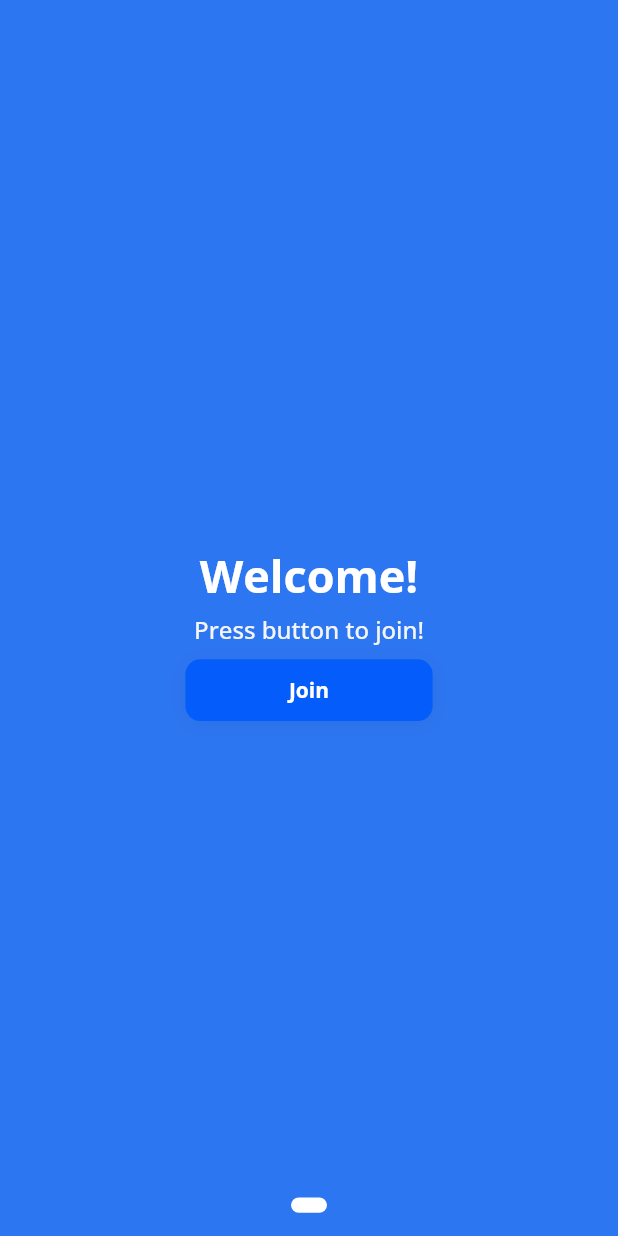
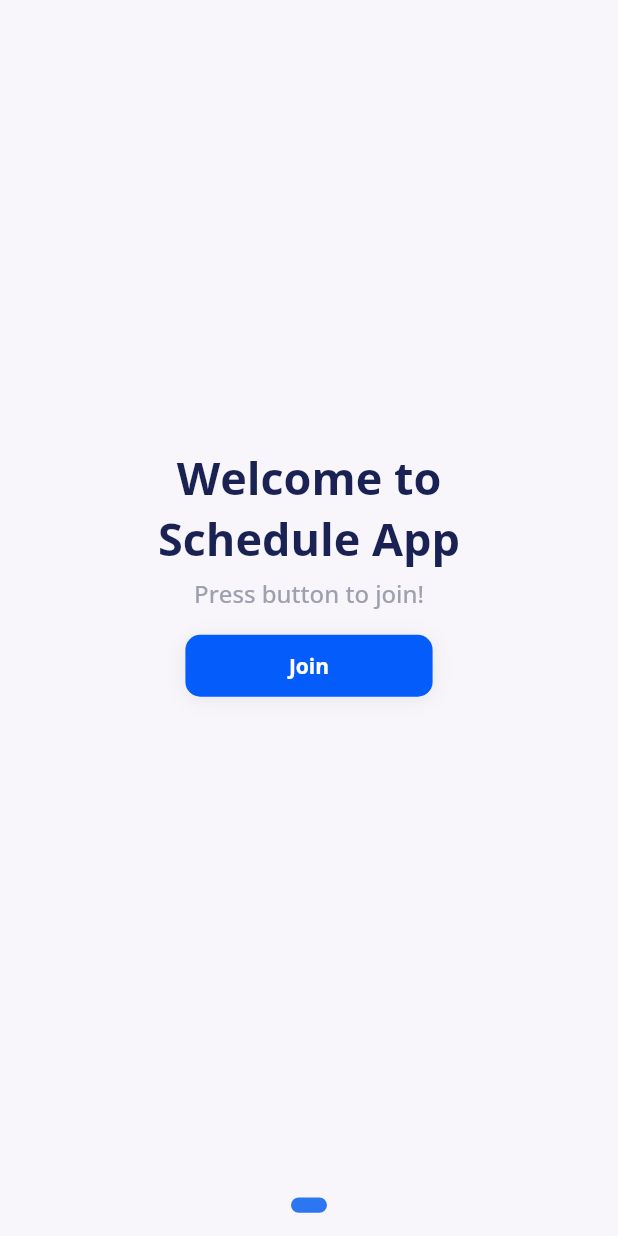
Before and after one commit to TecMasters420/flutter_schedule_app, a Flutter app: the screen it shows after launch, on a phone screen of 412 x 824 dp. Run offline on Flutter 3.47's test engine with Material 2 defaults, Android fonts, the phone set to English and light mode, and no system bars; our stand-ins replace cloud_firestore, firebase_core, firebase_messaging, flutter_dotenv, flutter_local_notifications, flutter_map and 4 more; accounts and stored records are empty; generated files the repository leaves out were written again; network calls fail.

Commit message:
Rediseño de la pagina inicial

```diff
--- a/lib/app/config/constants.dart
+++ b/lib/app/config/constants.dart
@@ -11,9 +11,9 @@ const Color lightGrey = Color(0xffb9bfce);
 const Color lightBlue = Color(0xffebf2ff);
 const Color darkBlue = Color(0xff84acfa);
 
-const Color red = Color.fromARGB(255, 231, 76, 81);
+const Color red = Colors.red;
 const Color orange = Color(0xfffb9b10);
-const Color green = Color.fromARGB(255, 110, 195, 110);
+const Color green = Colors.green;
 
 const LinearGradient accentGradient = LinearGradient(
   colors: [accent, darkAccent],
--- a/lib/modules/auth/controllers/auth_controller.dart
+++ b/lib/modules/auth/controllers/auth_controller.dart
@@ -60,5 +60,11 @@ class AuthController extends GetxController {
     isLoading.value = false;
   }
 
-  Future<void> signOut() async {}
+  Future<void> signOut() async {
+    isLoading.value = true;
+    await storage.delete(key: 'token');
+    _accessToken.value = null;
+    _currentUser.value = null;
+    isLoading.value = false;
+  }
 }
--- a/lib/modules/initial_page/initial_information_page.dart
+++ b/lib/modules/initial_page/initial_information_page.dart
@@ -18,7 +18,7 @@ class InitialInformationPage extends GetWidget {
 
     return Scaffold(
       resizeToAvoidBottomInset: false,
-      backgroundColor: accent,
+      backgroundColor: backgroundColor,
       body: Stack(
         children: [
           SizedBox(
@@ -51,7 +51,7 @@ class InitialInformationPage extends GetWidget {
                 }),
               ),
             ),
-          )
+          ),
         ],
       ),
     );
--- a/lib/modules/initial_page/widgets/announcements_list.dart
+++ b/lib/modules/initial_page/widgets/announcements_list.dart
@@ -50,7 +50,8 @@ class _AnnouncementsListState extends State<AnnouncementsList> {
   Widget build(BuildContext context) {
     final ResponsiveUtil resp = ResponsiveUtil.of(context);
     final int announcesQuantity = widget.announcements.length;
-    return PageView.builder(
+    return widget.isLoaded
+        ? PageView.builder(
             physics: const BouncingScrollPhysics(),
             controller: _pageController,
             itemCount: announcesQuantity + 1,
@@ -60,15 +61,14 @@ class _AnnouncementsListState extends State<AnnouncementsList> {
                   ? widget.announcements[x]
                   : const InitialAnnouncementModel(
                       id: 0,
-                title: 'Welcome!',
+                      title: 'Welcome to\nSchedule App',
                       description: 'Press button to join!',
                       imageUrl: '',
                     );
               final double scale = (x - _pageProgress).abs() < 0.2 ? 1 : 0.9;
               final double opacity = (x - _pageProgress).abs() < 0.2 ? 1 : 0.25;
 
-        return widget.isLoaded
-            ? LoginPageInformation(
+              return LoginPageInformation(
                 withImage: !isFinalElement,
                 scale: scale,
                 opacity: opacity,
@@ -76,11 +76,19 @@ class _AnnouncementsListState extends State<AnnouncementsList> {
                 title: announce.title,
                 description: announce.description,
                 extraWidget: !isFinalElement
-                    ? null
-                    : Column(
-                        children: [
-                          SizedBox(height: resp.hp(1)),
-                          CustomButton(
+                    ? CustomButton(
+                        color: darkAccent,
+                        height: resp.hp(5),
+                        style: TextStyles.w800(14, Colors.white),
+                        width: resp.wp(40),
+                        text: 'Next',
+                        onTap: () => _pageController.animateToPage(
+                          _currentPage + 1,
+                          duration: const Duration(milliseconds: 250),
+                          curve: Curves.ease,
+                        ),
+                      )
+                    : CustomButton(
                         color: darkAccent,
                         height: resp.hp(5),
                         style: TextStyles.w800(14, Colors.white),
@@ -88,23 +96,21 @@ class _AnnouncementsListState extends State<AnnouncementsList> {
                         text: 'Join',
                         onTap: () => Get.toNamed('/loginPage'),
                       ),
-                        ],
-                      ),
+              );
+            },
           )
         : Center(
             child: Column(
               mainAxisAlignment: MainAxisAlignment.center,
               children: [
-                    const CustomCircularProgress(),
+                const CustomCircularProgress(color: accent),
                 SizedBox(height: resp.hp(2)),
                 Text(
                   'Loading announcements',
-                      style: TextStyles.w800(16, Colors.white),
+                  style: TextStyles.w800(16),
                 ),
               ],
             ),
           );
-      },
-    );
   }
 }
--- a/lib/modules/initial_page/widgets/dot_indicator.dart
+++ b/lib/modules/initial_page/widgets/dot_indicator.dart
@@ -1,4 +1,5 @@
 import 'package:flutter/material.dart';
+import 'package:schedulemanager/app/config/constants.dart';
 
 import '../../../app/utils/responsive_util.dart';
 
@@ -24,7 +25,7 @@ class DotIndicator extends StatelessWidget {
         width: isCurrentPage ? 24 : 12,
         decoration: BoxDecoration(
           borderRadius: BorderRadius.circular(isCurrentPage ? 20 : 100),
-          color: isCurrentPage ? Colors.white : Colors.white.withOpacity(0.5),
+          color: isCurrentPage ? accent : accent.withOpacity(0.25),
         ),
       ),
     );
--- a/lib/modules/initial_page/widgets/initial_page_information.dart
+++ b/lib/modules/initial_page/widgets/initial_page_information.dart
@@ -38,14 +38,9 @@ class LoginPageInformation extends StatelessWidget {
           children: [
             // Image
             if (withImage)
-              Padding(
-                padding: const EdgeInsets.symmetric(horizontal: 25),
-                child: Container(
-                  height: resp.hp(65),
-                  decoration: BoxDecoration(
-                    color: darkAccent,
-                    borderRadius: BorderRadius.circular(20),
-                  ),
+              Flexible(
+                child: Padding(
+                  padding: EdgeInsets.symmetric(horizontal: resp.wp(5)),
                   child: withImage && imageUrl != null && imageUrl != ''
                       ? imageUrl!.contains('assets/images')
                           ? Image.asset(imageUrl!)
@@ -66,34 +61,37 @@ class LoginPageInformation extends StatelessWidget {
                             )
                       : SizedBox(
                           height: resp.hp(65),
-                          width: double.infinity,
                         ),
                 ),
               ),
 
             // Information
             Padding(
-              padding: const EdgeInsets.symmetric(horizontal: 100),
+              padding: const EdgeInsets.symmetric(horizontal: 50),
               child: Column(
                 children: [
-                  const SizedBox(height: 20),
+                  SizedBox(height: resp.hp(2.5)),
                   Text(
                     title,
-                    style: TextStyles.w800(30, Colors.white),
+                    style: TextStyles.w800(30),
                     textAlign: TextAlign.center,
                     maxLines: 2,
                   ),
                   const SizedBox(height: 5),
                   Text(
                     description,
-                    style: TextStyles.w500(16, Colors.grey[100]!),
+                    style: TextStyles.w500(16, grey),
                     textAlign: TextAlign.center,
                     maxLines: 2,
                   ),
                 ],
               ),
             ),
-            if (extraWidget != null) extraWidget!
+            if (extraWidget != null) ...[
+              SizedBox(height: resp.hp(2)),
+              extraWidget!,
+            ],
+            SizedBox(height: resp.hp(10)),
           ],
         ),
       ),
--- a/lib/modules/user_profile/user_profile_page.dart
+++ b/lib/modules/user_profile/user_profile_page.dart
@@ -140,8 +140,8 @@ class UserProfilePage extends GetWidget<AuthController> {
                       color: red,
                       height: resp.hp(5),
                       width: resp.wp(25),
-                      onTap: () {
-                        Get.back();
+                      onTap: () async {
+                        await controller.signOut();
                       },
                       style: TextStyles.w500(16, Colors.white),
                     ),
```
Lines whose indentation alone changed are shown as unchanged.
